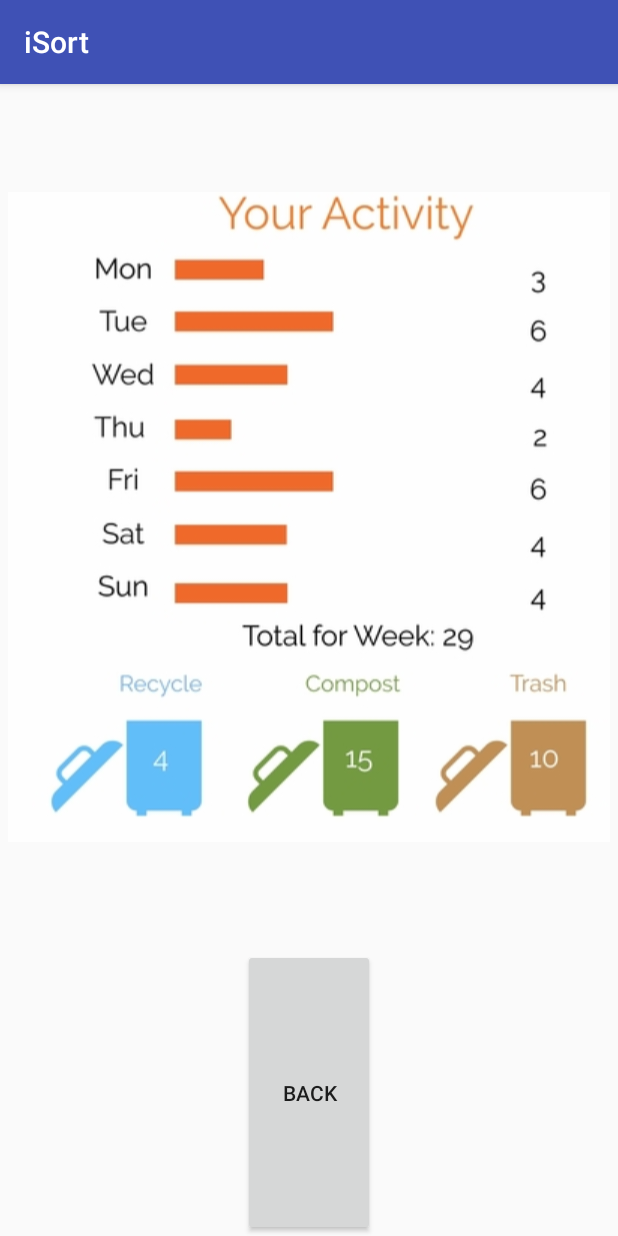
After one commit to kushgkh/iSort, an Android app: the StatsPage screen opened directly, with no data from a screen before it, on a phone screen of 412 x 824 dp. The commit adds this screen. Run offline under Robolectric (Android 15) with nearby library versions, the phone set to English and light mode, and no system bars.

Commit message:
added StatsPage and Image

```diff
--- a/app/src/main/AndroidManifest.xml
+++ b/app/src/main/AndroidManifest.xml
@@ -36,6 +36,7 @@
 
         <activity android:name=".LoginActivity" />
         <activity android:name=".LoginPage" />
+        <activity android:name=".StatsPage"></activity>
     </application>
 
 </manifest>
--- /dev/null
+++ b/app/src/main/java/com/google/sample/isort/StatsPage.java
@@ -0,0 +1,26 @@
+package com.google.sample.isort;
+
+import android.content.Intent;
+import android.support.v7.app.AppCompatActivity;
+import android.os.Bundle;
+import android.view.View;
+import android.widget.Button;
+
+public class StatsPage extends AppCompatActivity {
+
+    @Override
+    protected void onCreate(Bundle savedInstanceState) {
+        super.onCreate(savedInstanceState);
+        setContentView(R.layout.activity_stats_page);
+        Button backButton = (Button) findViewById(R.id.backButton);
+        backButton.setText("Back");
+        backButton.setOnClickListener(new View.OnClickListener() {
+            @Override
+            public void onClick(View view) {
+
+                startActivity(new Intent(StatsPage.this, MainActivity.class));
+
+            }
+        });
+    }
+}
--- /dev/null
+++ b/app/src/main/res/layout/activity_stats_page.xml
@@ -0,0 +1,23 @@
+<?xml version="1.0" encoding="utf-8"?>
+<LinearLayout xmlns:android="http://schemas.android.com/apk/res/android"
+    xmlns:app="http://schemas.android.com/apk/res-auto"
+    android:layout_width="match_parent"
+    android:layout_height="match_parent"
+    android:orientation="vertical">
+
+    <ImageView
+        android:layout_width="wrap_content"
+        android:layout_height="wrap_content"
+        android:layout_gravity="center"
+        android:src="@drawable/status"
+        android:layout_weight="1"
+        app:srcCompat="@mipmap/ic_launcher" />
+
+    <Button
+        android:id="@+id/backButton"
+        android:layout_width="wrap_content"
+        android:layout_height="wrap_content"
+        android:layout_gravity="center"
+        android:layout_weight="1"
+        android:text="Button" />
+</LinearLayout>
```
Also changed, not shown: app/src/main/java/com/google/sample/isort/MainActivity.java (+13 -4 lines), app/src/main/res/layout/activity_main.xml (+8 -0 lines), app/src/main/res/drawable/status.jpg (added).
